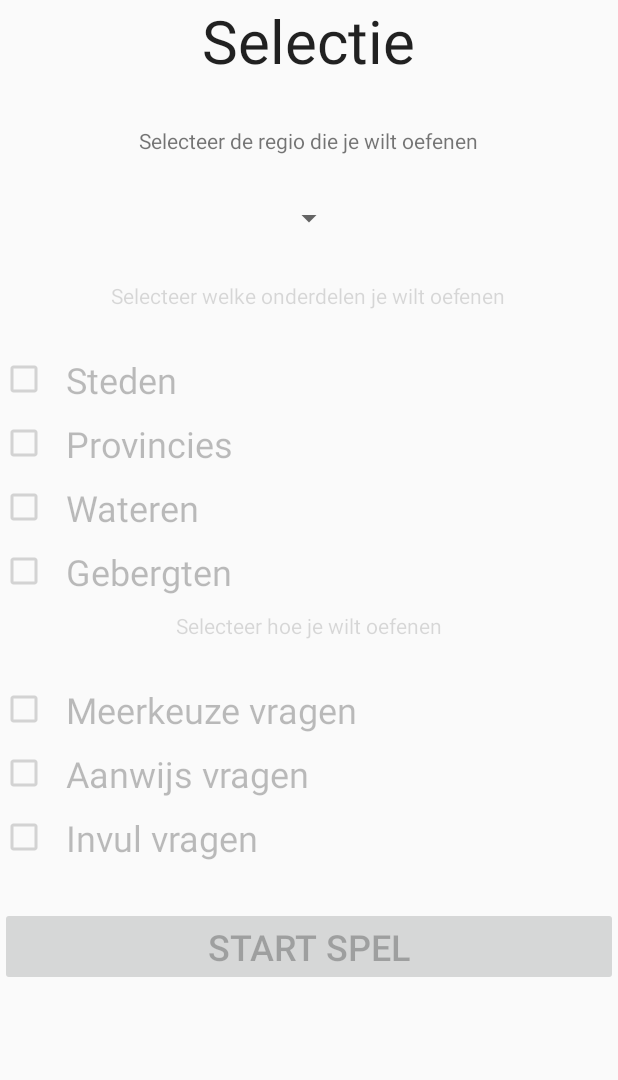
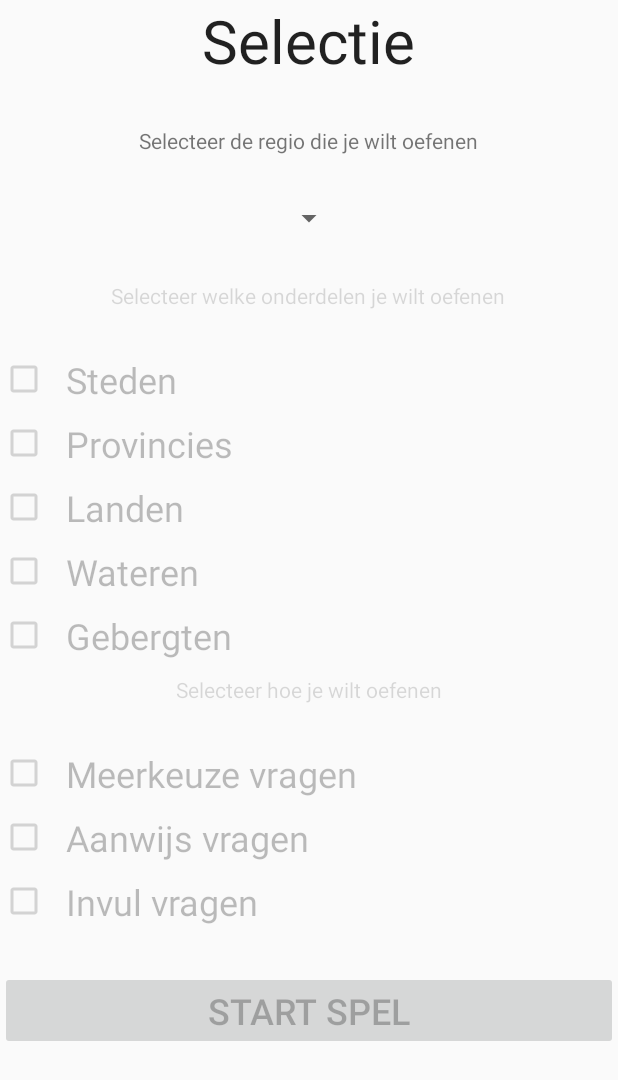
Before and after one commit to Agarwaemben/UUIntroProject, an Android app: the layout selection_layout.xml on its own in the app's theme, with its tools: preview values and no code run, on a phone screen of 412 x 824 dp. Shown: the top 1080 px of the screen. Run offline under Robolectric (Android 15) with nearby library versions, the phone set to English and light mode, and no system bars.

Commit message:
Update selection_layout.xml
Landen checkbox weer terug gezet.

```diff
--- a/Topo/app/src/main/res/layout/selection_layout.xml
+++ b/Topo/app/src/main/res/layout/selection_layout.xml
@@ -69,6 +69,16 @@
             android:enabled="false"/>
 
         <CheckBox
+            android:text="  Landen"
+            android:id="@+id/checkBox_landen"
+            android:textSize="24sp"
+            android:layout_marginBottom="10dp"
+            android:layout_width="wrap_content"
+            android:layout_height="wrap_content"
+            android:onClick="onOnderdeelCheckBoxClick"
+            android:enabled="false"/>
+
+        <CheckBox
             android:text="  Wateren"
             android:id="@+id/checkBox_wateren"
             android:textSize="24sp"
@@ -80,7 +90,7 @@
 
         <CheckBox
             android:text="  Gebergten"
-            android:id="@+id/checkBox_gebergten"
+            android:id="@+id/checkBox_gebergtes"
             android:textSize="24sp"
             android:layout_marginBottom="10dp"
             android:layout_width="wrap_content"
```
